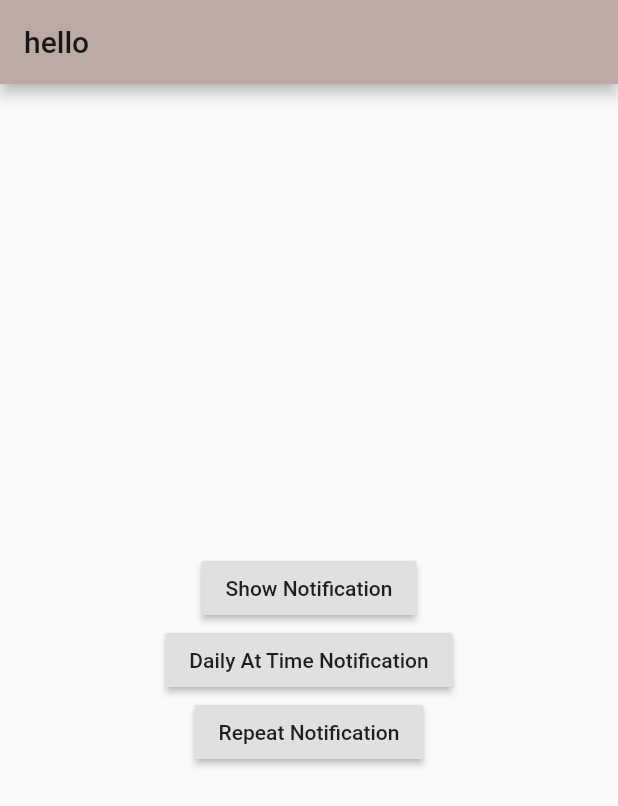
After one commit to ungchun/capstoneDesignStore, a Flutter app: the NoticeAlarmPage screen opened directly, after a tap on "Repeat Notification", on a phone screen of 412 x 824 dp. The commit adds this screen. Shown: the top 806 px of the screen. Run offline on Flutter 3.47's test engine with Material 2 defaults, Android fonts, the phone set to English and light mode, and no system bars; our stand-ins replace cloud_firestore, firebase_core, flutter_local_notifications; accounts and stored records are empty.

Commit message:
20_11_17_01

```diff
--- /dev/null
+++ b/capstone_store/lib/notice.dart
@@ -0,0 +1,123 @@
+import 'package:flutter/material.dart';
+import 'package:flutter_local_notifications/flutter_local_notifications.dart';
+
+class NoticeAlarmPage extends StatefulWidget {
+  NoticeAlarmPage({Key key, this.title}) : super(key: key);
+
+  final String title;
+  @override
+  _NoticeAlarmPageState createState() => _NoticeAlarmPageState();
+}
+
+class _NoticeAlarmPageState extends State<NoticeAlarmPage> {
+  var _flutterLocalNotificationsPlugin;
+
+  void initState() {
+    // TODO: implement initState
+    super.initState();
+    var initializationSettingsAndroid =
+        AndroidInitializationSettings('@mipmap/ic_launcher');
+    var initializationSettingsIOS = IOSInitializationSettings();
+
+    var initializationSettings = InitializationSettings(
+        initializationSettingsAndroid, initializationSettingsIOS);
+
+    _flutterLocalNotificationsPlugin = FlutterLocalNotificationsPlugin();
+    _flutterLocalNotificationsPlugin.initialize(initializationSettings,
+        onSelectNotification: onSelectNotification);
+  }
+
+  Future<void> onSelectNotification(String payload) async {
+    debugPrint("$payload");
+    showDialog(
+        context: context,
+        builder: (_) => AlertDialog(
+              title: Text('Notification Payload'),
+              content: Text('Payload: $payload'),
+            ));
+  }
+
+  @override
+  Widget build(BuildContext context) {
+    return Scaffold(
+      appBar: AppBar(
+        title: Text(widget.title),
+      ),
+      body: Center(
+        // Center is a layout widget. It takes a single child and positions it
+        // in the middle of the parent.
+        child: Column(
+          mainAxisAlignment: MainAxisAlignment.center,
+          children: <Widget>[
+            RaisedButton(
+              onPressed: _showNotification,
+              child: Text('Show Notification'),
+            ),
+            RaisedButton(
+              onPressed: _dailyAtTimeNotification,
+              child: Text('Daily At Time Notification'),
+            ),
+            RaisedButton(
+              onPressed: _repeatNotification,
+              child: Text('Repeat Notification'),
+            ),
+          ],
+        ),
+      ), // This trailing comma makes auto-formatting nicer for build methods.
+    );
+  }
+
+  Future<void> _showNotification() async {
+    var android = AndroidNotificationDetails(
+        'your channel id', 'your channel name', 'your channel description',
+        importance: Importance.Max, priority: Priority.High);
+
+    var ios = IOSNotificationDetails();
+    var detail = NotificationDetails(android, ios);
+
+    await _flutterLocalNotificationsPlugin.show(
+      0,
+      '단일 Notification',
+      '단일 Notification 내용',
+      detail,
+      payload: 'Hello Flutter',
+    );
+  }
+
+  Future<void> _dailyAtTimeNotification() async {
+    var time = Time(22, 40, 0);
+    var android = AndroidNotificationDetails(
+        'your channel id', 'your channel name', 'your channel description',
+        importance: Importance.Max, priority: Priority.High);
+
+    var ios = IOSNotificationDetails();
+    var detail = NotificationDetails(android, ios);
+
+    await _flutterLocalNotificationsPlugin.showDailyAtTime(
+      0,
+      '매일 똑같은 시간의 Notification',
+      '매일 똑같은 시간의 Notification 내용',
+      time,
+      detail,
+      payload: 'Hello Flutter',
+    );
+  }
+
+  Future<void> _repeatNotification() async {
+    var android = AndroidNotificationDetails(
+        'your channel id', 'your channel name', 'your channel description',
+        importance: Importance.Max, priority: Priority.High);
+
+    var ios = IOSNotificationDetails();
+    var detail = NotificationDetails(android, ios);
+
+    await _flutterLocalNotificationsPlugin.periodicallyShow(
+      0,
+      '반복 Notification',
+      '반복 Notification 내용',
+      RepeatInterval.EveryMinute,
+      detail,
+      payload: 'Hello Flutter',
+    );
+  }
+}
--- a/capstone_store/lib/order/breakdown_form.dart
+++ b/capstone_store/lib/order/breakdown_form.dart
@@ -52,7 +52,7 @@ class _OrderListItemState extends State<OrderListItem> {
                 Padding(
                   padding: const EdgeInsets.fromLTRB(20, 10, 0, 0),
                   child: Text(
-                    "회원 번호 : ${widget.doc.id}",
+                    "주문 번호 : ${widget.doc.id}",
                     style: TextStyle(
                         color: Colors.grey,
                         fontSize: 15,
@@ -74,7 +74,7 @@ class _OrderListItemState extends State<OrderListItem> {
                 "${widget.doc.data()['menu']}",
                 style: TextStyle(
                     color: Colors.black,
-                    fontSize: 30,
+                    fontSize: 25,
                     fontWeight: FontWeight.bold),
               ),
             ),
--- a/capstone_store/lib/order/detail_breakdown.dart
+++ b/capstone_store/lib/order/detail_breakdown.dart
@@ -38,7 +38,7 @@ class _DetailbreakdownState extends State<Detailbreakdown> {
           mainAxisAlignment: MainAxisAlignment.center,
           children: [
             Padding(
-              padding: const EdgeInsets.fromLTRB(15, 30, 310, 0),
+              padding: const EdgeInsets.fromLTRB(15, 30, 290, 0),
               child: Text(
                 '${widget.doc.data()['카페이름']}',
                 style: TextStyle(fontSize: 20),
--- a/capstone_store/lib/order/order_List.dart
+++ b/capstone_store/lib/order/order_List.dart
@@ -34,6 +34,9 @@ class _OrderListState extends State<OrderList> {
               // 나중에 db count 값 넘기고, index 0 인 부분만 divider 하나 더 추가하기
               // if (snapshot.data.docs[index].data()['상태'] == '대기')
               return OrderListItem(snapshot.data.docs[index]);
+              // return (snapshot.data.docs[index].data()['상태'] == '대기'
+              //     ? OrderListItem(snapshot.data.docs[index])
+              //     : Text(""));
             },
           );
         },
--- a/capstone_store/pubspec.yaml
+++ b/capstone_store/pubspec.yaml
@@ -29,6 +29,7 @@ dependencies:
   # Use with the CupertinoIcons class for iOS style icons.
   cupertino_icons: ^0.1.3
   cloud_firestore: ^0.14.0+2     # FireStore
+  flutter_local_notifications: ^1.3.0
   firebase_core: "0.5.0"       # Firebase
   firebase_storage: ^4.0.0     # FireStorage
 
```
Also changed, not shown: capstone_store/lib/locker/locker1.dart (deleted, +0 -43 lines), capstone_store/lib/locker/locker2.dart (deleted, +0 -24 lines), capstone_store/lib/locker/locker_page.dart (deleted, +0 -40 lines), capstone_store/lib/setting/notice_page.dart (+2 -8 lines), capstone_store/lib/tap_state.dart (+14 -5 lines), capstone_store/pubspec.lock, 1 other file.
